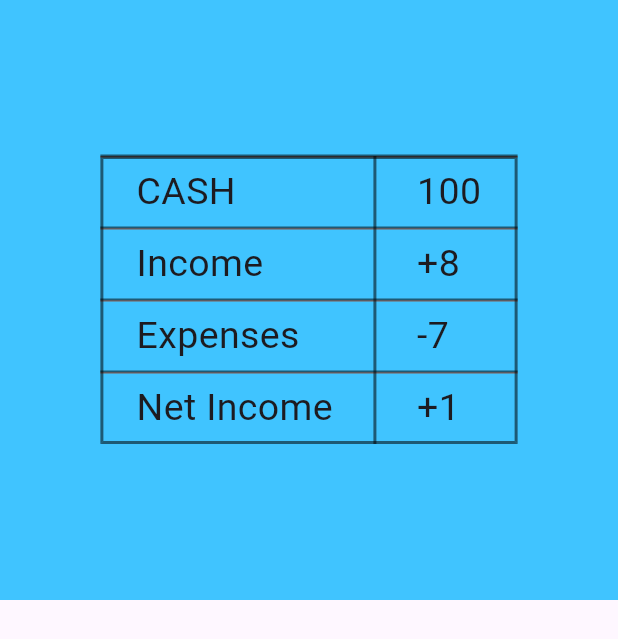
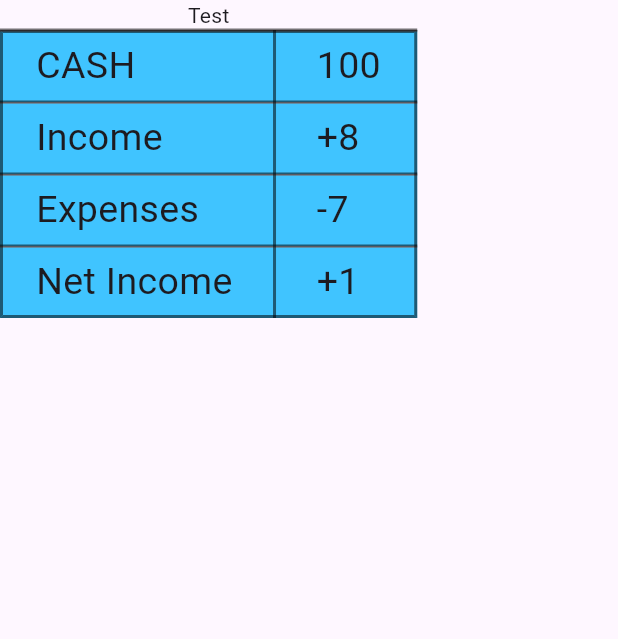
Before and after one commit to Luc1eSky/financial_literacy_game, a Flutter app: the FinInfo widget shown alone on an empty page, opened directly, on a phone screen of 412 x 824 dp. Shown: the top 639 px of the screen. Run offline on Flutter 3.47's test engine with Material 2 defaults, Android fonts, the phone set to English and light mode, and no system bars; our stand-ins replace auto_size_text, flutter_riverpod.

```diff
--- a/lib/config/constants.dart
+++ b/lib/config/constants.dart
@@ -7,3 +7,4 @@ const double initialCashInterest = 0.05;
 
 const int defaultLifeSpan = 2; // 6
 const int defaultLoanTerm = 2;
+const int maxPeriod = 10;
--- a/lib/presentation/widgets/fin_info.dart
+++ b/lib/presentation/widgets/fin_info.dart
@@ -12,9 +12,11 @@ class FinInfo extends StatelessWidget {
         //minHeight: 200,
         maxHeight: 400,
       ),
-      child: Container(
+      child: Column(
+        children: [
+          Text('Test'),
+          Container(
             color: Colors.lightBlueAccent,
-        child: Center(
             child: DataTable(
               headingRowHeight: 0.0,
               //columnSpacing: MediaQuery.of(context).size.width / 2,
@@ -47,6 +49,7 @@ class FinInfo extends StatelessWidget {
               ],
             ),
           ),
+        ],
       ),
     );
   }
```
Also changed, not shown: lib/presentation/screens/home_page.dart (+51 -23 lines). Lines whose indentation alone changed are shown as unchanged.
